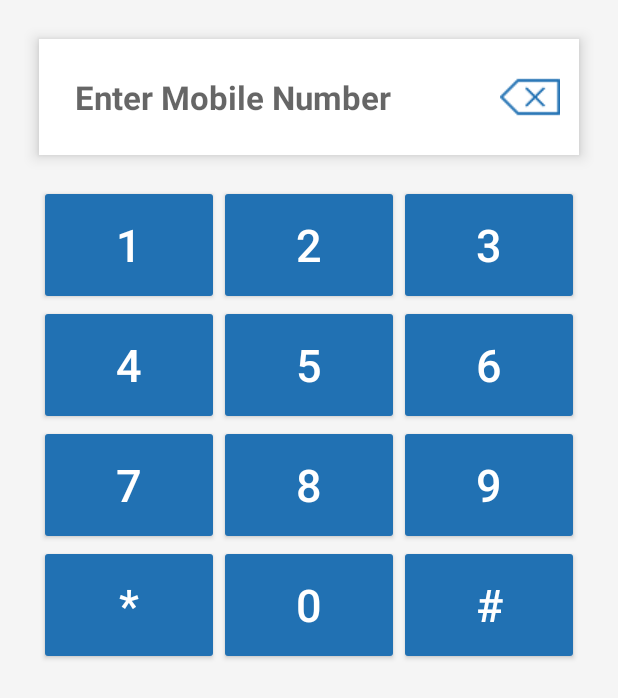
After one commit to AmanKhan4368/RT-OCT, an Android app built with Jetpack Compose: the layout number_dialpad.xml on its own in the app's theme, with its tools: preview values and no code run, on a phone screen of 412 x 824 dp. The commit adds this screen. Shown: the top 698 px of the screen. Run offline under Robolectric (Android 15) with nearby library versions, the phone set to English and light mode, and no system bars.

Commit message:
Added number_dialpad.xml

```diff
--- a/app/src/main/AndroidManifest.xml
+++ b/app/src/main/AndroidManifest.xml
@@ -36,6 +36,9 @@
     </activity>
 
     <!-- Line for ContactScreenActivity -->
-    <activity android:name=".ContactScreenActivity" />
+    <activity
+        android:name=".ContactScreenActivity"
+        android:windowSoftInputMode="adjustPan">
+    </activity>
 </application>
 </manifest>
--- a/app/src/main/res/layout/contact_screen.xml
+++ b/app/src/main/res/layout/contact_screen.xml
@@ -99,6 +99,7 @@
 
         <!-- Dialpad Icon -->
         <ImageView
+            android:id="@+id/dialpad_icon"
             android:layout_width="wrap_content"
             android:layout_height="wrap_content"
             android:contentDescription="@string/dialpad_icon"
--- /dev/null
+++ b/app/src/main/res/layout/number_dialpad.xml
@@ -0,0 +1,180 @@
+<?xml version="1.0" encoding="utf-8"?>
+<RelativeLayout
+    xmlns:android="http://schemas.android.com/apk/res/android"
+    xmlns:app="http://schemas.android.com/apk/res-auto"
+    android:layout_width="match_parent"
+    android:layout_height="match_parent"
+    android:background="#F5F5F5"
+    android:padding="16dp">
+
+    <!-- Number Display -->
+    <LinearLayout
+        android:id="@+id/number_display_container"
+        android:layout_width="match_parent"
+        android:layout_height="wrap_content"
+        android:orientation="horizontal"
+        android:background="#FFFFFF"
+        android:gravity="center_vertical"
+        android:layout_margin="10dp"
+        android:padding="8dp"
+        android:elevation="6dp"
+        android:clipToPadding="false">
+
+        <EditText
+            android:id="@+id/number_display"
+            android:layout_width="0dp"
+            android:layout_height="wrap_content"
+            android:layout_weight="1"
+            android:autofillHints=""
+            android:hint="@string/enter_mobile_number"
+            android:background="@null"
+            android:inputType="phone"
+            android:padding="16dp"
+            android:textColor="#000000"
+            android:textSize="22sp"
+            android:textStyle="bold" />
+
+        <ImageButton
+            android:id="@+id/backspace_button"
+            android:layout_width="50dp"
+            android:layout_height="50dp"
+            android:layout_marginStart="8dp"
+            android:background="?attr/selectableItemBackgroundBorderless"
+            android:src="@drawable/number_backspace_icon"
+            android:contentDescription="@string/backspace"
+            app:tint="#2171B3" />
+    </LinearLayout>
+
+    <!-- Dial Pad -->
+    <GridLayout
+        android:id="@+id/dial_pad"
+        android:layout_width="match_parent"
+        android:layout_height="wrap_content"
+        android:layout_below="@id/number_display_container"
+        android:layout_centerHorizontal="true"
+        android:layout_margin="10dp"
+        android:columnCount="3"
+        android:rowCount="4">
+
+        <!-- Buttons -->
+        <Button
+            android:layout_width="0dp"
+            android:layout_height="80dp"
+            android:layout_columnWeight="1"
+            android:layout_rowWeight="1"
+            android:text="@string/_1"
+            android:textSize="30sp"
+            android:textColor="#FFFFFF"
+            android:backgroundTint="#2171B3" />
+
+        <Button
+            android:layout_width="0dp"
+            android:layout_height="80dp"
+            android:layout_columnWeight="1"
+            android:layout_rowWeight="1"
+            android:text="@string/_2"
+            android:textSize="30sp"
+            android:textColor="#FFFFFF"
+            android:backgroundTint="#2171B3" />
+
+        <Button
+            android:layout_width="0dp"
+            android:layout_height="80dp"
+            android:layout_columnWeight="1"
+            android:layout_rowWeight="1"
+            android:text="@string/_3"
+            android:textSize="30sp"
+            android:textColor="#FFFFFF"
+            android:backgroundTint="#2171B3" />
+
+        <Button
+            android:layout_width="0dp"
+            android:layout_height="80dp"
+            android:layout_columnWeight="1"
+            android:layout_rowWeight="1"
+            android:text="@string/_4"
+            android:textSize="30sp"
+            android:textColor="#FFFFFF"
+            android:backgroundTint="#2171B3" />
+
+        <Button
+            android:layout_width="0dp"
+            android:layout_height="80dp"
+            android:layout_columnWeight="1"
+            android:layout_rowWeight="1"
+            android:text="@string/_5"
+            android:textSize="30sp"
+            android:textColor="#FFFFFF"
+            android:backgroundTint="#2171B3" />
+
+        <Button
+            android:layout_width="0dp"
+            android:layout_height="80dp"
+            android:layout_columnWeight="1"
+            android:layout_rowWeight="1"
+            android:text="@string/_6"
+            android:textSize="30sp"
+            android:textColor="#FFFFFF"
+            android:backgroundTint="#2171B3" />
+
+        <Button
+            android:layout_width="0dp"
+            android:layout_height="80dp"
+            android:layout_columnWeight="1"
+            android:layout_rowWeight="1"
+            android:text="@string/_7"
+            android:textSize="30sp"
+            android:textColor="#FFFFFF"
+            android:backgroundTint="#2171B3" />
+
+        <Button
+            android:layout_width="0dp"
+            android:layout_height="80dp"
+            android:layout_columnWeight="1"
+            android:layout_rowWeight="1"
+            android:text="@string/_8"
+            android:textSize="30sp"
+            android:textColor="#FFFFFF"
+            android:backgroundTint="#2171B3" />
+
+        <Button
+            android:layout_width="0dp"
+            android:layout_height="80dp"
+            android:layout_columnWeight="1"
+            android:layout_rowWeight="1"
+            android:text="@string/_9"
+            android:textSize="30sp"
+            android:textColor="#FFFFFF"
+            android:backgroundTint="#2171B3" />
+
+        <Button
+            android:layout_width="0dp"
+            android:layout_height="80dp"
+            android:layout_columnWeight="1"
+            android:layout_rowWeight="1"
+            android:text="@string/_star"
+            android:textSize="30sp"
+            android:textColor="#FFFFFF"
+            android:backgroundTint="#2171B3" />
+
+        <Button
+            android:layout_width="0dp"
+            android:layout_height="80dp"
+            android:layout_columnWeight="1"
+            android:layout_rowWeight="1"
+            android:text="@string/_0"
+            android:textSize="30sp"
+            android:textColor="#FFFFFF"
+            android:backgroundTint="#2171B3" />
+
+        <Button
+            android:layout_width="0dp"
+            android:layout_height="80dp"
+            android:layout_columnWeight="1"
+            android:layout_rowWeight="1"
+            android:text="@string/_hash"
+            android:textSize="30sp"
+            android:textColor="#FFFFFF"
+            android:backgroundTint="#2171B3" />
+    </GridLayout>
+</RelativeLayout>
--- a/app/src/main/res/values/strings.xml
+++ b/app/src/main/res/values/strings.xml
@@ -75,4 +75,5 @@
     <string name="block_contact_icon">Block Contact Icon</string>
     <string name="block">Block</string>
     <string name="call_history">Call History</string>
+    <string name="backspace">Backspace</string>
 </resources>
```
Also changed, not shown: app/src/main/res/drawable/number_backspace_icon.png (added).
